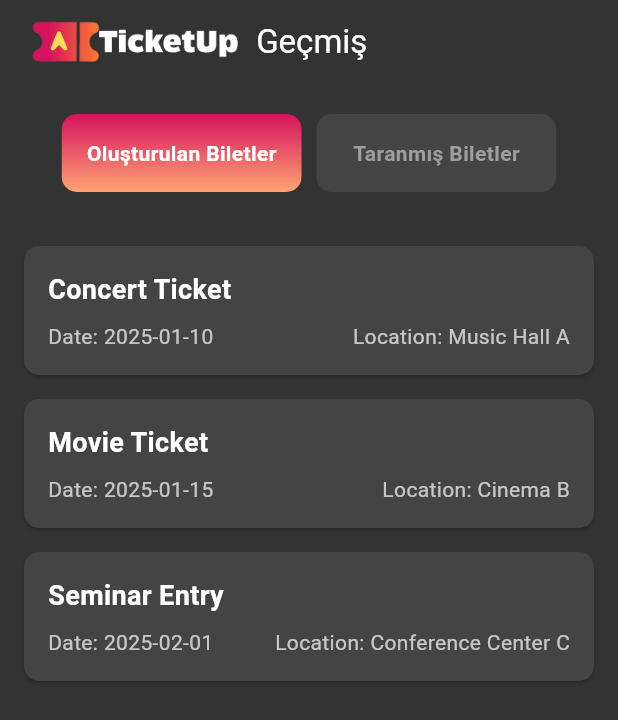
After one commit to yusufaslanargun/TicketUpMobile, a Flutter app: the screen it shows after launch, after a tap on "Go to Ticket List Page", on a phone screen of 412 x 824 dp. The commit adds this screen. Shown: the top 720 px of the screen. Run offline on Flutter 3.47's test engine with Material 3 defaults, Android fonts, the phone set to English and light mode, and no system bars.

Commit message:
New files is written

```diff
--- a/lib/FormPage/form.dart
+++ b/lib/form.dart
@@ -1,5 +1,5 @@
 import 'package:flutter/material.dart';
-import '../pages.dart';
+import 'pages.dart';
 
 class FormPage extends StatefulWidget {
   const FormPage({super.key});
@@ -48,7 +48,7 @@ class _FormPageState extends State<FormPage> {
           mainAxisAlignment: MainAxisAlignment.start,
           children: [
             Image.asset(
-              'assets/icons/ticketup_icon_full.png',
+              'assets/icons/ticketup_logo_wh.png',
               height: 40,
             ),
           ],
--- a/lib/main.dart
+++ b/lib/main.dart
@@ -1,5 +1,7 @@
 import 'package:flutter/material.dart';
 import 'pages.dart';
+import "form.dart";
+import 'past_scan_ticket.dart';
 
 void main() {
   runApp(const MyApp());
@@ -16,7 +18,48 @@ class MyApp extends StatelessWidget {
         colorScheme: ColorScheme.fromSeed(seedColor: Colors.blue),
         useMaterial3: true,
       ),
-      home: const FormPage(),
+      home: const HomePage(),
     );
   }
 }
+
+class HomePage extends StatelessWidget {
+  const HomePage({super.key});
+
+  @override
+  Widget build(BuildContext context) {
+    return Scaffold(
+      appBar: AppBar(
+        title: const Text('Main Menu'),
+        centerTitle: true,
+        backgroundColor: Colors.blue,
+      ),
+      body: Center(
+        child: Column(
+          mainAxisAlignment: MainAxisAlignment.center,
+          children: [
+            ElevatedButton(
+              onPressed: () {
+                Navigator.push(
+                  context,
+                  MaterialPageRoute(builder: (context) => const FormPage()),
+                );
+              },
+              child: const Text('Go to Form Page'),
+            ),
+            const SizedBox(height: 16),
+            ElevatedButton(
+              onPressed: () {
+                Navigator.push(
+                  context,
+                  MaterialPageRoute(builder: (context) => TicketListPage()),
+                );
+              },
+              child: const Text('Go to Ticket List Page'),
+            ),
+          ],
+        ),
+      ),
+    );
+  }
+}
--- a/lib/pages.dart
+++ b/lib/pages.dart
@@ -1,2 +1,2 @@
-export 'FormPage/form.dart';
+export 'form.dart';
 export 'components/input_box.dart';
--- /dev/null
+++ b/lib/past_scan_ticket.dart
@@ -0,0 +1,272 @@
+import 'package:flutter/material.dart';
+
+class TicketListPage extends StatefulWidget {
+  const TicketListPage({super.key});
+
+  @override
+  _TicketListPageState createState() => _TicketListPageState();
+}
+
+class _TicketListPageState extends State<TicketListPage> {
+  // Dummy lists of tickets
+  final List<Map<String, String>> createdTickets = [
+    {
+      'title': 'Concert Ticket',
+      'date': '2025-01-10',
+      'location': 'Music Hall A',
+    },
+    {
+      'title': 'Movie Ticket',
+      'date': '2025-01-15',
+      'location': 'Cinema B',
+    },
+    {
+      'title': 'Seminar Entry',
+      'date': '2025-02-01',
+      'location': 'Conference Center C',
+    },
+  ];
+
+  final List<Map<String, String>> scannedTickets = [
+    {
+      'title': 'Event Entry',
+      'date': '2025-01-05',
+      'location': 'Expo Center D',
+    },
+    {
+      'title': 'Workshop Pass',
+      'date': '2025-01-20',
+      'location': 'Workshop Hall E',
+    },
+  ];
+
+  bool showCreatedTickets = true;
+
+  void showTicketDetails(Map<String, String> ticket) {
+    showDialog(
+      context: context,
+      builder: (BuildContext context) {
+        return AlertDialog(
+          backgroundColor: const Color(0xFF444444),
+          shape: RoundedRectangleBorder(
+            borderRadius: BorderRadius.circular(10),
+          ),
+          title: Text(
+            ticket['title']!,
+            style: const TextStyle(color: Colors.white, fontSize: 20),
+          ),
+          content: Column(
+            mainAxisSize: MainAxisSize.min,
+            crossAxisAlignment: CrossAxisAlignment.start,
+            children: [
+              Text(
+                'Date: ${ticket['date']}',
+                style: const TextStyle(color: Colors.white70, fontSize: 16),
+              ),
+              const SizedBox(height: 8),
+              Text(
+                'Location: ${ticket['location']}',
+                style: const TextStyle(color: Colors.white70, fontSize: 16),
+              ),
+            ],
+          ),
+          actions: [
+            TextButton(
+              onPressed: () {
+                Navigator.of(context).pop();
+              },
+              child: const Text(
+                'Close',
+                style: TextStyle(color: Colors.white),
+              ),
+            ),
+          ],
+        );
+      },
+    );
+  }
+
+  @override
+  Widget build(BuildContext context) {
+    final tickets = showCreatedTickets ? createdTickets : scannedTickets;
+
+    return Scaffold(
+      backgroundColor: const Color(0xFF333333),
+      appBar: AppBar(
+        backgroundColor: const Color(0xFF333333),
+        title: Row(
+          mainAxisAlignment: MainAxisAlignment.start,
+          children: [
+            Image.asset(
+              'assets/icons/ticketup_logo_wh.png',
+              height: 40,
+            ),
+            const SizedBox(width: 8),
+            const Text('Geçmiş', style: TextStyle(color: Colors.white)),
+          ],
+        ),
+        centerTitle: true,
+        automaticallyImplyLeading: false,
+      ),
+      body: Column(
+        children: [
+          const SizedBox(height: 20),
+          // Section Tabs
+          Center(
+            child: Container(
+              width: MediaQuery.of(context).size.width * 0.8,
+              child: Row(
+                children: [
+                  Expanded(
+                    child: GestureDetector(
+                      onTap: () {
+                        setState(() {
+                          showCreatedTickets = true;
+                        });
+                      },
+                      child: Container(
+                        decoration: BoxDecoration(
+                          gradient: showCreatedTickets
+                              ? const LinearGradient(
+                                  colors: [
+                                    Color(0xFFD6125E),
+                                    Color(0xFFFEA473)
+                                  ],
+                                  begin: Alignment.topCenter,
+                                  end: Alignment.bottomCenter,
+                                )
+                              : null,
+                          color: !showCreatedTickets
+                              ? const Color(0xFF444444)
+                              : null,
+                          borderRadius: BorderRadius.circular(10),
+                        ),
+                        padding: const EdgeInsets.symmetric(vertical: 16),
+                        child: Center(
+                          child: Text(
+                            'Oluşturulan Biletler',
+                            style: TextStyle(
+                              color: showCreatedTickets
+                                  ? Colors.white
+                                  : Colors.grey,
+                              fontWeight: FontWeight.bold,
+                            ),
+                          ),
+                        ),
+                      ),
+                    ),
+                  ),
+                  const SizedBox(width: 10),
+                  Expanded(
+                    child: GestureDetector(
+                      onTap: () {
+                        setState(() {
+                          showCreatedTickets = false;
+                        });
+                      },
+                      child: Container(
+                        decoration: BoxDecoration(
+                          gradient: !showCreatedTickets
+                              ? const LinearGradient(
+                                  colors: [
+                                    Color(0xFFD6125E),
+                                    Color(0xFFFEA473)
+                                  ],
+                                  begin: Alignment.topCenter,
+                                  end: Alignment.bottomCenter,
+                                )
+                              : null,
+                          color: showCreatedTickets
+                              ? const Color(0xFF444444)
+                              : null,
+                          borderRadius: BorderRadius.circular(10),
+                        ),
+                        padding: const EdgeInsets.symmetric(vertical: 16),
+                        child: Center(
+                          child: Text(
+                            'Taranmış Biletler',
+                            style: TextStyle(
+                              color: !showCreatedTickets
+                                  ? Colors.white
+                                  : Colors.grey,
+                              fontWeight: FontWeight.bold,
+                            ),
+                          ),
+                        ),
+                      ),
+                    ),
+                  ),
+                ],
+              ),
+            ),
+          ),
+          const SizedBox(height: 20),
+          // Ticket List
+          Expanded(
+            child: tickets.isEmpty
+                ? const Center(
+                    child: Text(
+                      'No tickets found.',
+                      style: TextStyle(color: Colors.white, fontSize: 16),
+                    ),
+                  )
+                : ListView.builder(
+                    padding: const EdgeInsets.all(16.0),
+                    itemCount: tickets.length,
+                    itemBuilder: (context, index) {
+                      final ticket = tickets[index];
+                      return GestureDetector(
+                        onTap: () => showTicketDetails(ticket),
+                        child: Card(
+                          color: const Color(0xFF444444),
+                          margin: const EdgeInsets.only(bottom: 16),
+                          shape: RoundedRectangleBorder(
+                            borderRadius: BorderRadius.circular(10),
+                          ),
+                          child: Padding(
+                            padding: const EdgeInsets.all(16.0),
+                            child: Column(
+                              crossAxisAlignment: CrossAxisAlignment.start,
+                              children: [
+                                Text(
+                                  ticket['title']!,
+                                  style: const TextStyle(
+                                    color: Colors.white,
+                                    fontSize: 18,
+                                    fontWeight: FontWeight.bold,
+                                  ),
+                                ),
+                                const SizedBox(height: 8),
+                                Row(
+                                  mainAxisAlignment:
+                                      MainAxisAlignment.spaceBetween,
+                                  children: [
+                                    Text(
+                                      'Date: ${ticket['date']}',
+                                      style: const TextStyle(
+                                        color: Colors.white70,
+                                        fontSize: 14,
+                                      ),
+                                    ),
+                                    Text(
+                                      'Location: ${ticket['location']}',
+                                      style: const TextStyle(
+                                        color: Colors.white70,
+                                        fontSize: 14,
+                                      ),
+                                    ),
+                                  ],
+                                ),
+                              ],
+                            ),
+                          ),
+                        ),
+                      );
+                    },
+                  ),
+          ),
+        ],
+      ),
+    );
+  }
+}
```
Also changed, not shown: assets/icons/ticketup_logo_wh.png (added).
